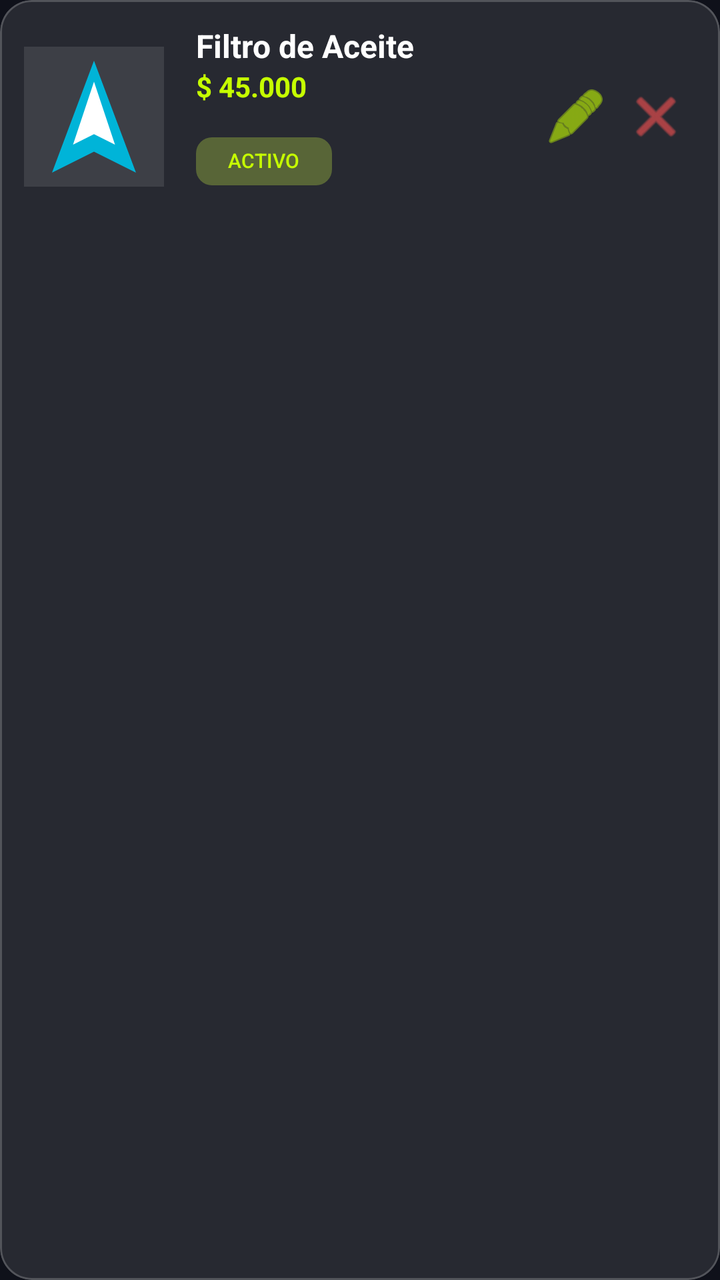
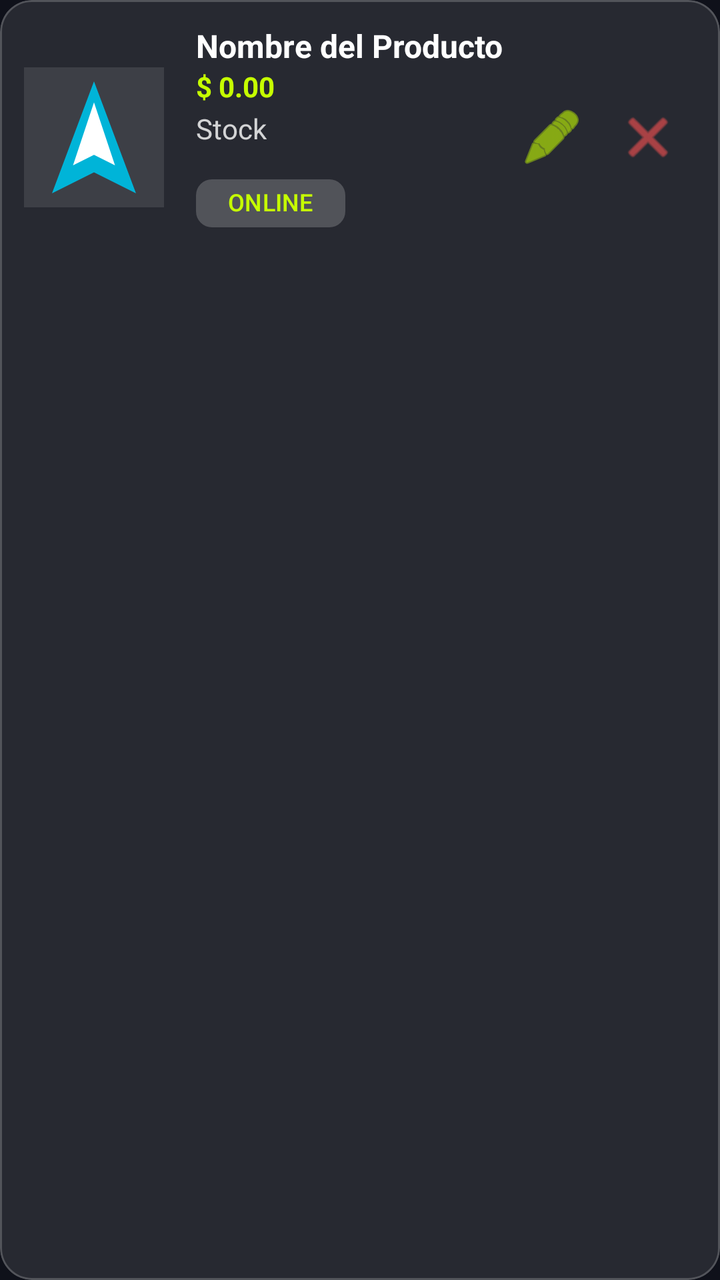

Compare the two renders of this Android layout. The source of the first and the diff that turns it into the second are given below.
<!-- AndroidManifest.xml: application theme Theme.VoltCore -->
<!-- res/layout/item_vendor_product.xml -->
<?xml version="1.0" encoding="utf-8"?>
<com.google.android.material.card.MaterialCardView xmlns:android="http://schemas.android.com/apk/res/android"
    xmlns:app="http://schemas.android.com/apk/res-auto"
    android:layout_width="match_parent"
    android:layout_height="wrap_content"
    android:layout_marginBottom="12dp"
    app:cardBackgroundColor="@color/glass_surface"
    app:cardCornerRadius="16dp"
    app:strokeColor="@color/glass_stroke"
    app:strokeWidth="1dp">

    <LinearLayout
        android:layout_width="match_parent"
        android:layout_height="wrap_content"
        android:orientation="horizontal"
        android:padding="12dp"
        android:gravity="center_vertical">

        <FrameLayout
            android:layout_width="70dp"
            android:layout_height="70dp">
            <ImageView
                android:id="@+id/ivProduct"
                android:layout_width="match_parent"
                android:layout_height="match_parent"
                android:background="#1AFFFFFF"
                android:src="@drawable/ic_voltcore_logo"
                android:scaleType="centerCrop"/>
            <TextView
                android:id="@+id/tvProductEmoji"
                android:layout_width="match_parent"
                android:layout_height="match_parent"
                android:gravity="center"
                android:textSize="32sp"
                android:visibility="gone"
                android:textColor="@color/white" />
        </FrameLayout>

        <LinearLayout
            android:layout_width="0dp"
            android:layout_height="wrap_content"
            android:layout_weight="1"
            android:orientation="vertical"
            android:layout_marginStart="16dp">

            <TextView
                android:id="@+id/tvProductName"
                android:layout_width="wrap_content"
                android:layout_height="wrap_content"
                android:text="Filtro de Aceite"
                android:textColor="@color/white"
                android:textSize="16sp"
                android:textStyle="bold" />

            <TextView
                android:id="@+id/tvProductPrice"
                android:layout_width="wrap_content"
                android:layout_height="wrap_content"
                android:text="$ 45.000"
                android:textColor="@color/volt_primary"
                android:textStyle="bold" />

            <com.google.android.material.chip.Chip
                android:id="@+id/chipStatus"
                android:layout_width="wrap_content"
                android:layout_height="wrap_content"
                android:text="ACTIVO"
                app:chipBackgroundColor="#33C6FF00"
                android:textColor="@color/volt_primary"
                android:textSize="10sp"
                app:chipMinHeight="24dp"
                app:chipStrokeWidth="0dp"
                android:layout_marginTop="4dp"/>
        </LinearLayout>

        <ImageButton
            android:id="@+id/btnEdit"
            android:layout_width="40dp"
            android:layout_height="40dp"
            android:background="?attr/selectableItemBackgroundBorderless"
            android:src="@android:drawable/ic_menu_edit"
            app:tint="@color/volt_primary"
            android:contentDescription="Editar" />

        <ImageButton
            android:id="@+id/btnArchive"
            android:layout_width="40dp"
            android:layout_height="40dp"
            android:background="?attr/selectableItemBackgroundBorderless"
            android:src="@android:drawable/ic_menu_close_clear_cancel"
            app:tint="#FF5252"
            android:contentDescription="Archivar" />

    </LinearLayout>
</com.google.android.material.card.MaterialCardView>
<!-- resources referenced by this layout -->
<resources>
  <color name="glass_stroke">#33FFFFFF</color>
  <color name="glass_surface">#1AFFFFFF</color>
  <color name="volt_primary">#C6FF00</color>
  <color name="white">#FFFFFFFF</color>
  <!-- drawable ic_voltcore_logo (drawable) -->
  <vector xmlns:android="http://schemas.android.com/apk/res/android"
      android:width="200dp"
      android:height="200dp"
      android:viewportWidth="200"
      android:viewportHeight="200">
      <path
          android:fillColor="#00B4D8"
          android:pathData="M100,20 L160,180 L100,150 L40,180 Z" />
      <path
          android:fillColor="#FFFFFF"
          android:pathData="M100,50 L130,140 L100,125 L70,140 Z" />
  </vector>
  <style name="Theme.VoltCore" parent="Base.Theme.VoltCore" />
  <style name="Base.Theme.VoltCore" parent="Theme.Material3.DayNight.NoActionBar">
          
          <item name="colorPrimary">@color/volt_primary</item>
          <item name="android:windowBackground">@color/volt_background</item>
          <item name="colorSurface">@color/glass_surface</item>
          <item name="colorOnSurface">@color/white</item>
      </style>
  <color name="volt_background">#0F111A</color>
</resources>

<!-- the commit's change to res/layout/item_vendor_product.xml (unified diff, before → after) -->
@@ -23,9 +23,10 @@
                 android:id="@+id/ivProduct"
                 android:layout_width="match_parent"
                 android:layout_height="match_parent"
-                android:background="#1AFFFFFF"
+                android:background="@color/glass_surface"
                 android:src="@drawable/ic_voltcore_logo"
-                android:scaleType="centerCrop"/>
+                android:scaleType="centerCrop"
+                android:contentDescription="@string/product_image_desc"/>
             <TextView
                 android:id="@+id/tvProductEmoji"
                 android:layout_width="match_parent"
@@ -47,7 +48,7 @@
                 android:id="@+id/tvProductName"
                 android:layout_width="wrap_content"
                 android:layout_height="wrap_content"
-                android:text="Filtro de Aceite"
+                android:text="@string/product_name_placeholder"
                 android:textColor="@color/white"
                 android:textSize="16sp"
                 android:textStyle="bold" />
@@ -56,18 +57,28 @@
                 android:id="@+id/tvProductPrice"
                 android:layout_width="wrap_content"
                 android:layout_height="wrap_content"
-                android:text="$ 45.000"
+                android:text="@string/price_placeholder"
                 android:textColor="@color/volt_primary"
                 android:textStyle="bold" />
+
+            <TextView
+                android:id="@+id/tvProductStock"
+                android:layout_width="wrap_content"
+                android:layout_height="wrap_content"
+                android:text="@string/stock_hint"
+                android:textColor="@color/white"
+                android:textSize="14sp"
+                android:alpha="0.8"
+                android:layout_marginTop="2dp"/>
 
             <com.google.android.material.chip.Chip
                 android:id="@+id/chipStatus"
                 android:layout_width="wrap_content"
                 android:layout_height="wrap_content"
-                android:text="ACTIVO"
-                app:chipBackgroundColor="#33C6FF00"
+                android:text="@string/online_status"
+                app:chipBackgroundColor="@color/glass_surface"
                 android:textColor="@color/volt_primary"
-                android:textSize="10sp"
+                android:textSize="12sp"
                 app:chipMinHeight="24dp"
                 app:chipStrokeWidth="0dp"
                 android:layout_marginTop="4dp"/>
@@ -75,21 +86,21 @@
 
         <ImageButton
             android:id="@+id/btnEdit"
-            android:layout_width="40dp"
-            android:layout_height="40dp"
+            android:layout_width="48dp"
+            android:layout_height="48dp"
             android:background="?attr/selectableItemBackgroundBorderless"
             android:src="@android:drawable/ic_menu_edit"
             app:tint="@color/volt_primary"
-            android:contentDescription="Editar" />
+            android:contentDescription="@string/edit_icon_desc" />
 
         <ImageButton
             android:id="@+id/btnArchive"
-            android:layout_width="40dp"
-            android:layout_height="40dp"
+            android:layout_width="48dp"
+            android:layout_height="48dp"
             android:background="?attr/selectableItemBackgroundBorderless"
             android:src="@android:drawable/ic_menu_close_clear_cancel"
-            app:tint="#FF5252"
-            android:contentDescription="Archivar" />
+            app:tint="@color/volt_error"
+            android:contentDescription="@string/delete_icon_desc" />
 
     </LinearLayout>
 </com.google.android.material.card.MaterialCardView>
<!-- resource entries referenced after the edit -->
@@ -2,6 +2,7 @@
 <resources>
   <color name="glass_stroke">#33FFFFFF</color>
   <color name="glass_surface">#1AFFFFFF</color>
+  <color name="volt_error">#FF5252</color>
   <color name="volt_primary">#C6FF00</color>
   <color name="white">#FFFFFFFF</color>
   <!-- drawable ic_voltcore_logo (drawable) -->
@@ -17,6 +18,13 @@
           android:fillColor="#FFFFFF"
           android:pathData="M100,50 L130,140 L100,125 L70,140 Z" />
   </vector>
+  <string name="delete_icon_desc">Icono de eliminar</string>
+  <string name="edit_icon_desc">Icono de editar</string>
+  <string name="online_status">ONLINE</string>
+  <string name="price_placeholder">$ 0.00</string>
+  <string name="product_image_desc">Imagen del producto</string>
+  <string name="product_name_placeholder">Nombre del Producto</string>
+  <string name="stock_hint">Stock</string>
   <style name="Theme.VoltCore" parent="Base.Theme.VoltCore" />
   <style name="Base.Theme.VoltCore" parent="Theme.Material3.DayNight.NoActionBar">
           
